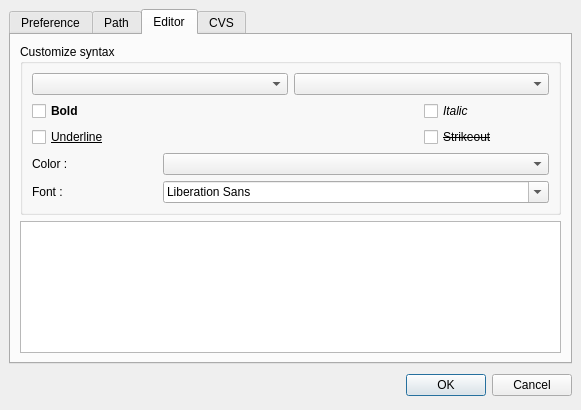
phoenix741/xinx, file ui/custom.ui: the form before one commit.
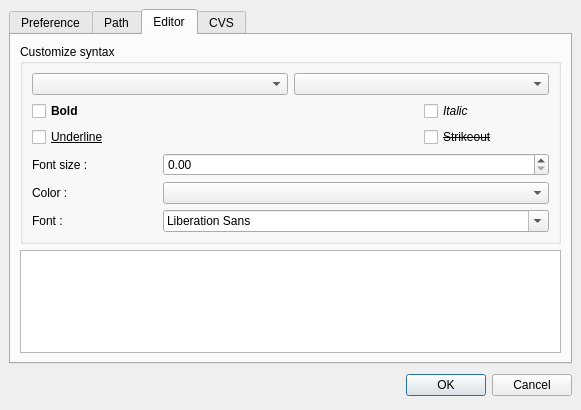
The form after the commit. The open tabs and pages were chosen to show the change. Icons and pictures are not drawn. Custom widgets are drawn as their Qt base class.

The edit to the form file:
```diff
--- a/ui/custom.ui
+++ b/ui/custom.ui
@@ -326,7 +326,7 @@
           <property name="spacing" >
            <number>6</number>
           </property>
-          <item row="4" column="0" >
+          <item row="5" column="0" >
            <widget class="QLabel" name="label_6" >
             <property name="text" >
              <string>Font :</string>
@@ -388,19 +388,29 @@
             </property>
            </widget>
           </item>
-          <item row="3" column="0" >
+          <item row="4" column="0" >
            <widget class="QLabel" name="label_5" >
             <property name="text" >
              <string>Color :</string>
             </property>
            </widget>
           </item>
-          <item row="4" column="1" colspan="3" >
+          <item row="5" column="1" colspan="3" >
            <widget class="QFontComboBox" name="m_fontComboBox" />
           </item>
-          <item row="3" column="1" colspan="3" >
+          <item row="4" column="1" colspan="3" >
            <widget class="KColorCombo" name="m_colorComboBox" />
           </item>
+          <item row="3" column="0" >
+           <widget class="QLabel" name="label_10" >
+            <property name="text" >
+             <string>Font size :</string>
+            </property>
+           </widget>
+          </item>
+          <item row="3" column="1" colspan="3" >
+           <widget class="QDoubleSpinBox" name="m_fontSizeSpinBox" />
+          </item>
          </layout>
         </widget>
        </item>
```
